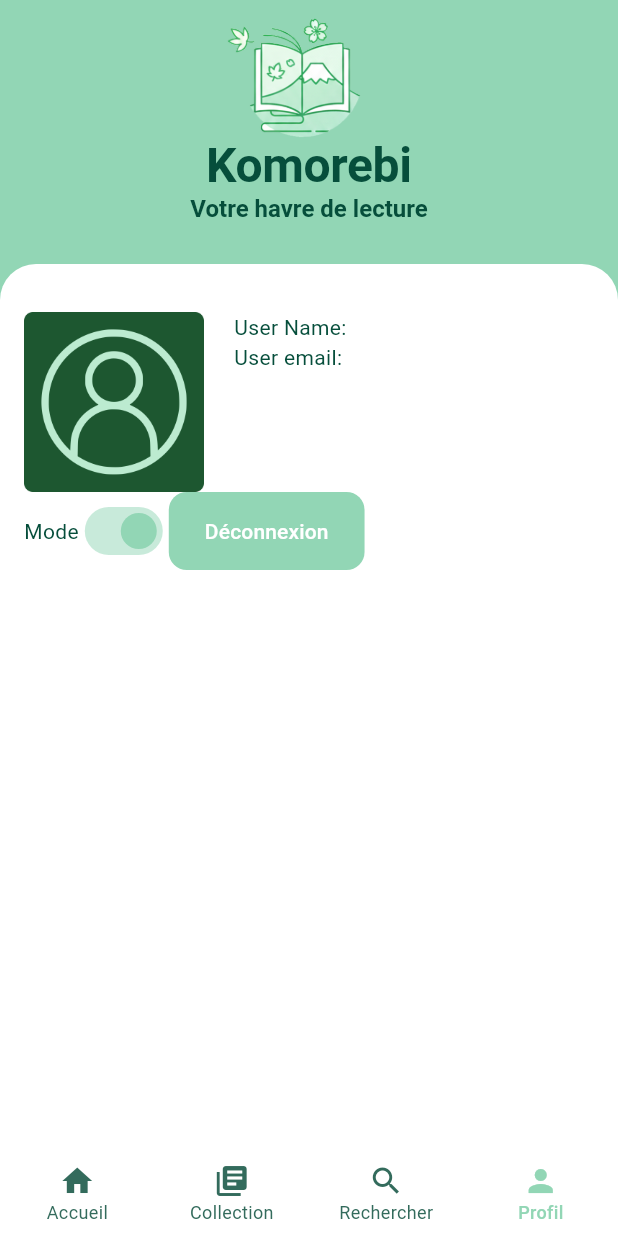
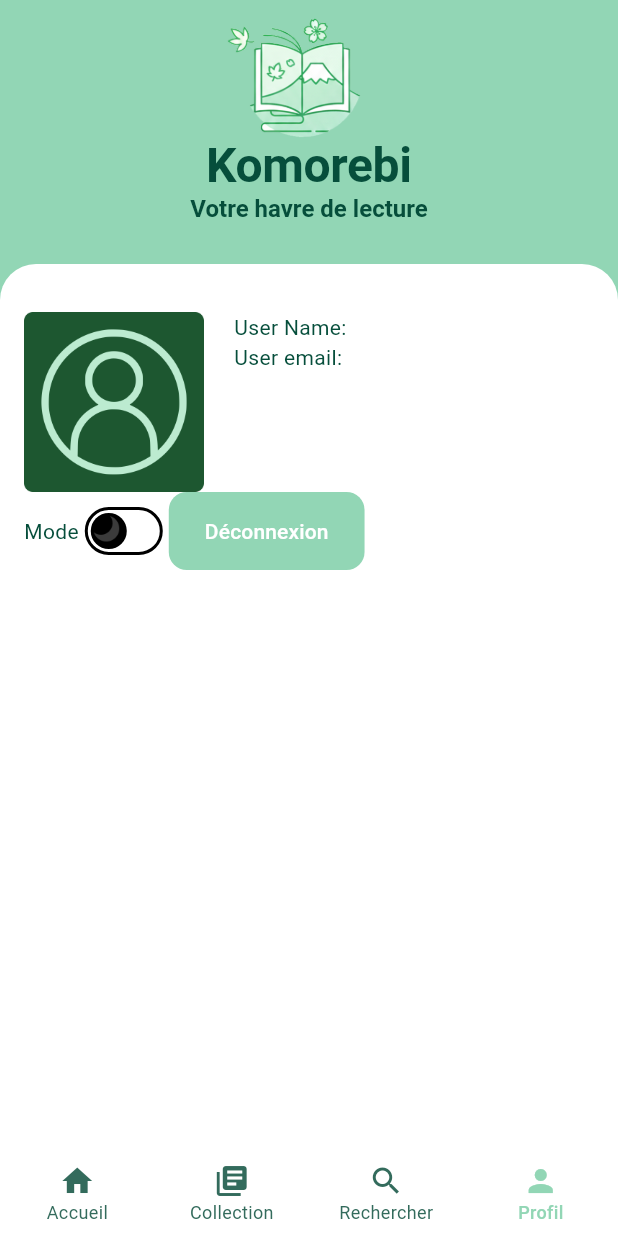
Before and after one commit to Komorebi-app/Komorebi, a Flutter app: the screen it shows after launch, item 4 of the bottom bar chosen, on a phone screen of 412 x 824 dp. Run offline on Flutter 3.47's test engine with Material 3 defaults, Android fonts, the phone set to English and light mode, and no system bars; our stand-ins replace dio, flutter_bloc, flutter_secure_storage, go_router, hydrated_bloc.

Commit message:
modify theme switch (#20)

```diff
--- /dev/null
+++ b/lib/features/theme/theme_cubit.dart
@@ -0,0 +1,41 @@
+import 'package:flutter/material.dart';
+import 'package:hydrated_bloc/hydrated_bloc.dart';
+import 'package:flutter/scheduler.dart';
+
+class ThemeCubit extends HydratedCubit<ThemeMode>{
+
+  ThemeCubit(): super(ThemeMode.system);
+
+  Brightness get systemBrightness =>
+      SchedulerBinding.instance.platformDispatcher.platformBrightness;
+
+  bool isLigth() {
+    return systemBrightness == Brightness.light;
+  }
+
+  void toggleMode() {
+    switch (state) {
+      case ThemeMode.system :
+        if (isLigth()) {
+          emit(ThemeMode.dark);
+          break;
+        } else {
+          emit(ThemeMode.light);
+          break;
+        }
+      case ThemeMode.light :
+        emit(ThemeMode.dark);
+        break;
+      case ThemeMode.dark :
+        emit(ThemeMode.light);
+        break;
+    }
+  }
+
+  @override
+  ThemeMode? fromJson(Map<String, dynamic> json) => ThemeMode.values[json['value']];
+
+  @override
+  Map<String, dynamic>? toJson(ThemeMode state) => { 'value': state.index};
+
+}
--- a/lib/main.dart
+++ b/lib/main.dart
@@ -1,12 +1,23 @@
-import 'package:adaptive_theme/adaptive_theme.dart';
+import 'package:komorebi/pages/main_page.dart';
+import 'package:path_provider/path_provider.dart';
+import 'package:hydrated_bloc/hydrated_bloc.dart';
 import 'package:flutter/material.dart';
-import 'package:komorebi/theme/app_theme.dart';
-import 'widgets/auth_wrapper.dart';
+import 'package:flutter_bloc/flutter_bloc.dart';
+import './features/theme/theme_cubit.dart';
+import './theme/app_theme.dart';
 
-void main() {
-  runApp(const MainApp());
+Future<void> main() async {
+  WidgetsFlutterBinding.ensureInitialized();
+  HydratedBloc.storage = await HydratedStorage.build(
+    storageDirectory: HydratedStorageDirectory((await getTemporaryDirectory()).path),
+  );
+  runApp(MultiBlocProvider(
+    providers: [
+      BlocProvider(create: (context)=> ThemeCubit()),
+    ],
+    child: const MainApp())
+    );
 }
-
 class MainApp extends StatefulWidget {
   const MainApp({super.key});
 
@@ -17,16 +28,16 @@ class MainApp extends StatefulWidget {
 class _MainAppState extends State<MainApp> {
   @override
   Widget build(BuildContext context) {
-    return AdaptiveTheme(
-      light: AppTheme.lightTheme,
-      dark: AppTheme.darkTheme,
-      initial: AdaptiveThemeMode.light,
-      builder: (theme, darkTheme) => MaterialApp(
-        title: 'Komorebi',
-        theme: theme,
-        darkTheme: darkTheme,
-        home: AuthWrapper(),
-      ),
+    return BlocBuilder<ThemeCubit, ThemeMode>(
+      builder: (context, themeMode) {
+        return MaterialApp(
+            themeMode: themeMode,
+            theme: AppTheme.lightTheme,
+            darkTheme: AppTheme.darkTheme,
+            title: 'Komorebi',
+            home: MainPage()
+          );
+      }
     );
   }
 }
--- a/lib/widgets/switch_button.dart
+++ b/lib/widgets/switch_button.dart
@@ -1,5 +1,6 @@
 import 'package:flutter/material.dart';
-import 'package:adaptive_theme/adaptive_theme.dart';
+import 'package:flutter_bloc/flutter_bloc.dart';
+import '../features/theme/theme_cubit.dart';
 
 class SwitchButton extends StatefulWidget {
   const SwitchButton({super.key});
@@ -12,18 +13,17 @@ class _SwitchButtonState extends State<SwitchButton> {
   @override
   Widget build(BuildContext context) {
   final colors = Theme.of(context).colorScheme;
-    final themeMode = AdaptiveTheme.of(context).mode;
+    return BlocBuilder<ThemeCubit, ThemeMode>(
+      builder: (context, state) {
         return Switch(
-      value: themeMode.isLight,
+          value: state == .light,
           activeThumbColor: colors.primary,
           activeThumbImage: AssetImage('assets/icon/sunIcon.png'),
           inactiveThumbImage: AssetImage('assets/icon/moonIcon.png'),
-      onChanged: (bool value) {
-        if (value) {
-          AdaptiveTheme.of(context).setLight();
-        } else {
-          AdaptiveTheme.of(context).setDark();
+          onChanged: (value){
+            context.read<ThemeCubit>().toggleMode();
           }
+        );
       },
     );
   }
--- a/pubspec.yaml
+++ b/pubspec.yaml
@@ -12,6 +12,11 @@ dependencies:
   flutter:
     sdk: flutter
   adaptive_theme: ^3.7.2
+  go_router: ^17.2.0
+  flutter_bloc: ^9.1.1
+  hydrated_bloc: ^11.0.0
+  path_provider: ^2.1.5
+  block: ^1.2.0
 
 dev_dependencies:
   flutter_test:
```
Also changed, not shown: lib/utils/app_router.dart (added, +14 -0 lines), pubspec.lock. Lines whose indentation alone changed are shown as unchanged.
